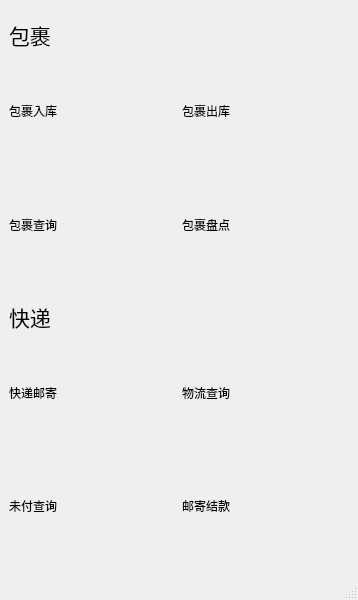
This is mainwindow.ui in sg-first/Express-System as Qt 5 draws it before an edit. The edited form follows.
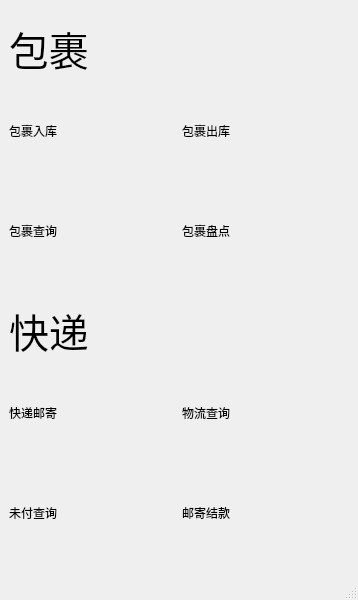
This is the edited form.

Commit message: 改进界面

```diff
--- a/mainwindow.ui
+++ b/mainwindow.ui
@@ -40,7 +40,7 @@
           <property name="font">
            <font>
             <family>Arial</family>
-            <pointsize>16</pointsize>
+            <pointsize>30</pointsize>
            </font>
           </property>
           <property name="text">
@@ -131,7 +131,7 @@
           <property name="font">
            <font>
             <family>Arial</family>
-            <pointsize>16</pointsize>
+            <pointsize>30</pointsize>
            </font>
           </property>
           <property name="text">
```
The commit also changes 5 other files.
